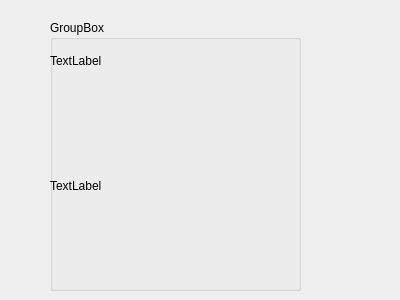
The window that getchannellist.ui (Maedeh01/Ap-project) describes before a commit, drawn with Qt 5.
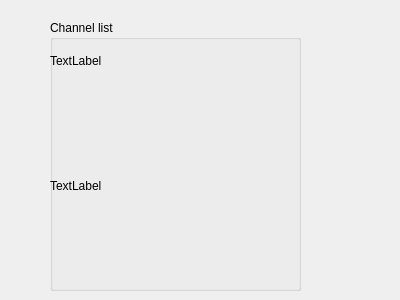
The same window after the commit.

What changed in the file:
```diff
--- a/getchannellist.ui
+++ b/getchannellist.ui
@@ -23,7 +23,7 @@
     </rect>
    </property>
    <property name="title">
-    <string>GroupBox</string>
+    <string>Channel list</string>
    </property>
    <widget class="QLabel" name="label_channel_list_chat">
     <property name="geometry">
```
